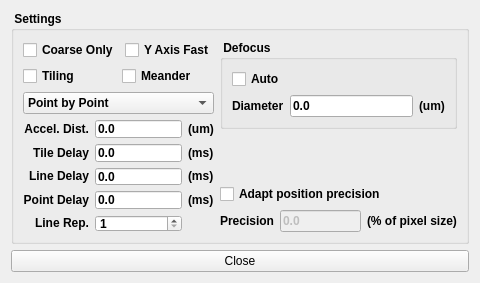
Canadian-Light-Source/pyStxm, file cls/applications/pyStxm/bl_configs/pixelator_common/scan_req_details.ui: the form before one commit.
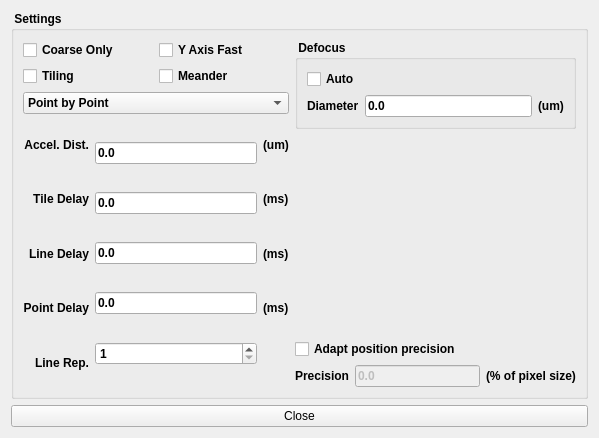
The form after the commit.

Commit message: move Pixelator scan request details from modal form to a tab on the scan param form

The edit to the form file:
```diff
--- a/cls/applications/pyStxm/bl_configs/pixelator_common/scan_req_details.ui
+++ b/cls/applications/pyStxm/bl_configs/pixelator_common/scan_req_details.ui
@@ -6,8 +6,8 @@
    <rect>
     <x>0</x>
     <y>0</y>
-    <width>480</width>
-    <height>283</height>
+    <width>599</width>
+    <height>438</height>
    </rect>
   </property>
   <property name="windowTitle">
```
The commit also changes 5 other files.
